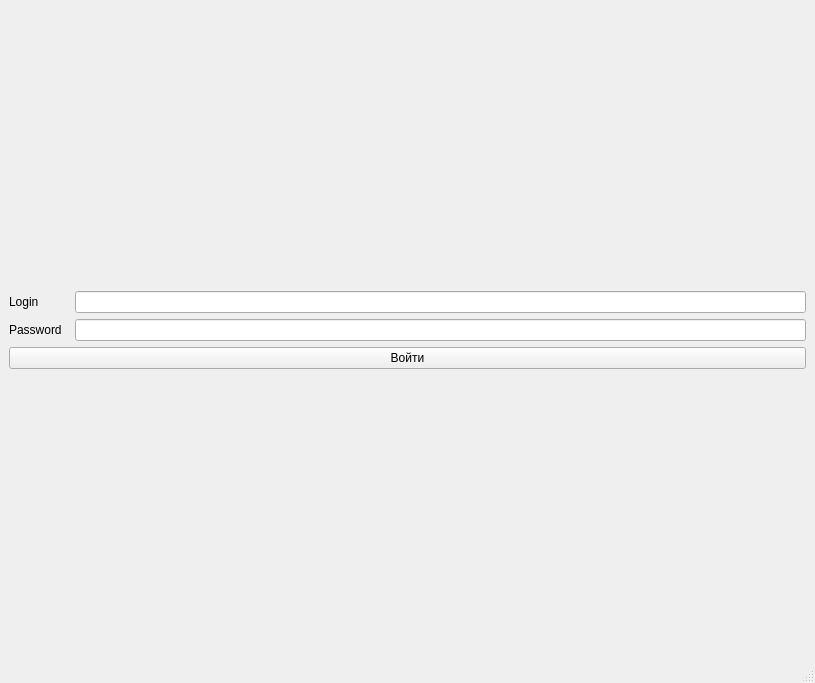
Before: the Qt Designer form scripts/practice_1/ui/lab1_b_form.ui in SofyaPav/DevPyQt, drawn with Qt 5.
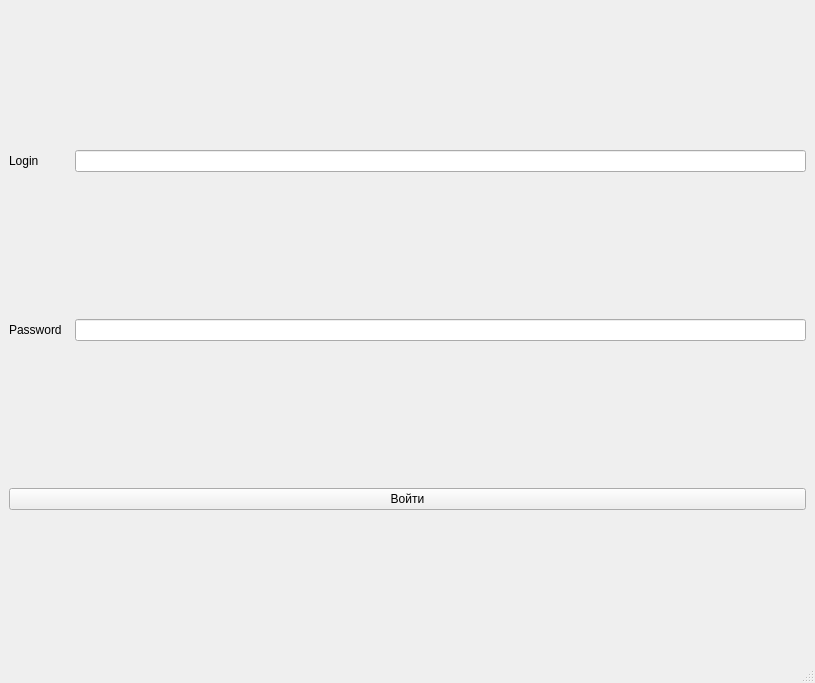
After: the same form once the commit is applied.

```diff
--- a/scripts/practice_1/ui/lab1_b_form.ui
+++ b/scripts/practice_1/ui/lab1_b_form.ui
@@ -14,7 +14,7 @@
    <string>MainWindow</string>
   </property>
   <widget class="QWidget" name="centralwidget">
-   <layout class="QVBoxLayout" name="verticalLayout_2">
+   <layout class="QHBoxLayout" name="horizontalLayout_3">
     <item>
      <layout class="QVBoxLayout" name="verticalLayout">
       <item>
```
